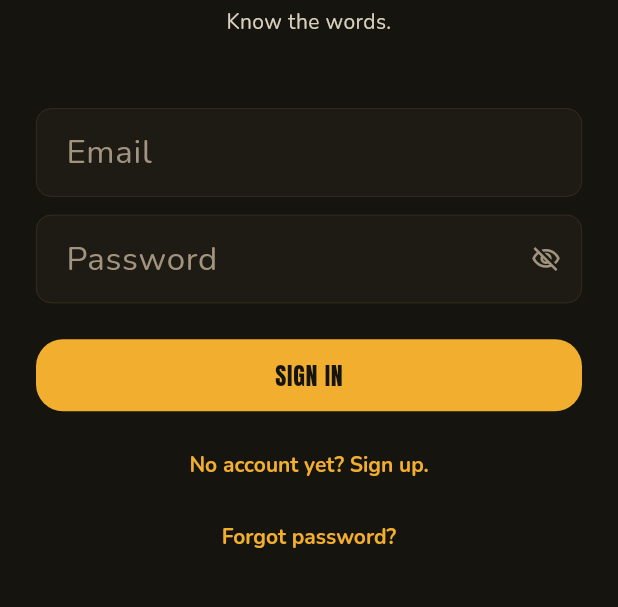
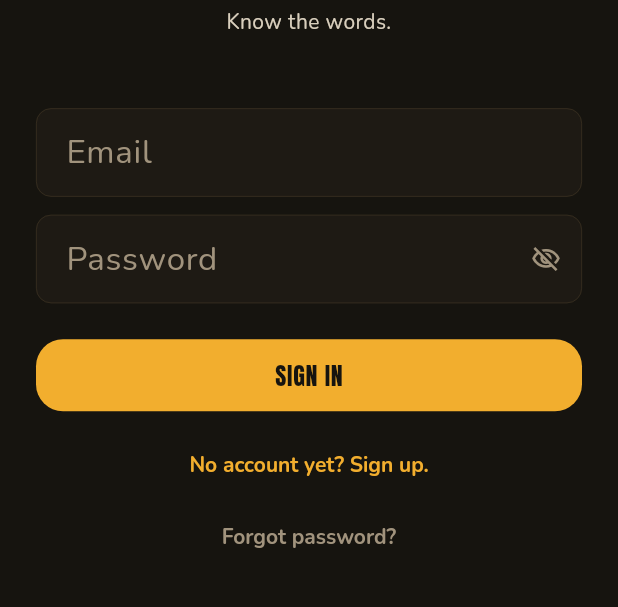
Before and after one commit to andrewbolaji/Chants, a Flutter app: the screen it shows after launch, on a phone screen of 412 x 824 dp, the part 374-981 px from its top. Run offline on Flutter 3.47's test engine with Material 3 defaults, Android fonts, the phone set to English and light mode, and no system bars; our stand-ins replace cloud_firestore, cloud_functions, firebase_auth, firebase_core, firebase_crashlytics, flutter_riverpod; missing offline and left inert: firebase_app_check; accounts and stored records are empty; generated files the repository leaves out were written again.

Commit message:
Visual polish: sign-in link hierarchy, compact score width
1. Forgot-password link restyled to textMuted / normal weight,
   giving clear primary (gold sign-up) vs tertiary hierarchy.
2. Compact vote scoreWidth 28→34, fontSize 11→12 so multi-char
   scores like "-1" or "100" render without clipping.

No logic or behavior changes.

Co-Authored-By: Claude Opus 4.6 (1M context) <noreply@anthropic.com>

```diff
--- a/lib/presentation/auth/sign_in_screen.dart
+++ b/lib/presentation/auth/sign_in_screen.dart
@@ -145,7 +145,13 @@ class _SignInScreenState extends ConsumerState<SignInScreen> {
                 TextButton(
                   onPressed: () =>
                       Navigator.pushNamed(context, AppRouter.passwordReset),
-                  child: const Text('Forgot password?'),
+                  child: const Text(
+                    'Forgot password?',
+                    style: TextStyle(
+                      color: AppColors.textMuted,
+                      fontWeight: FontWeight.normal,
+                    ),
+                  ),
                 ),
               ],
             ),
--- a/lib/presentation/shared/vote_controls.dart
+++ b/lib/presentation/shared/vote_controls.dart
@@ -167,8 +167,8 @@ class _VoteControlsState extends ConsumerState<VoteControls> {
     final score = _vote.displayScore;
     final iconSize = widget.large ? 28.0 : (widget.compact ? 18.0 : 22.0);
     final buttonSize = 44.0; // minimum tap target, always 44px
-    final scoreWidth = widget.large ? 48.0 : (widget.compact ? 28.0 : 36.0);
-    final fontSize = widget.large ? 16.0 : (widget.compact ? 11.0 : 13.0);
+    final scoreWidth = widget.large ? 48.0 : (widget.compact ? 34.0 : 36.0);
+    final fontSize = widget.large ? 16.0 : (widget.compact ? 12.0 : 13.0);
 
     return Container(
       decoration: BoxDecoration(
```
